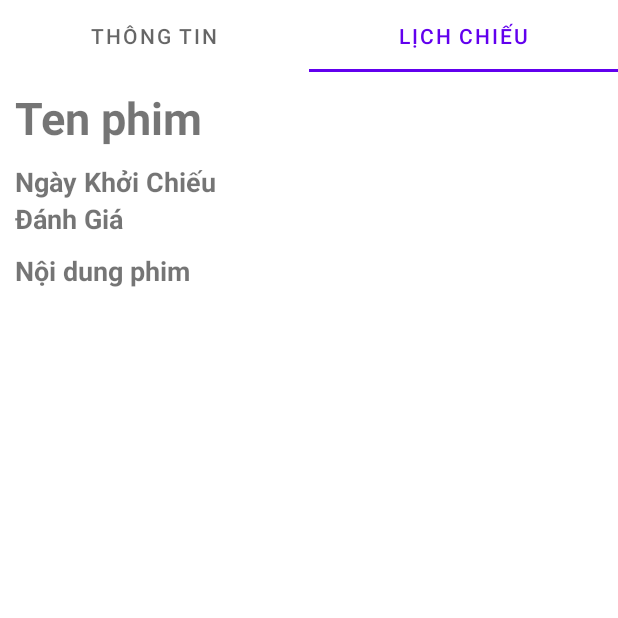
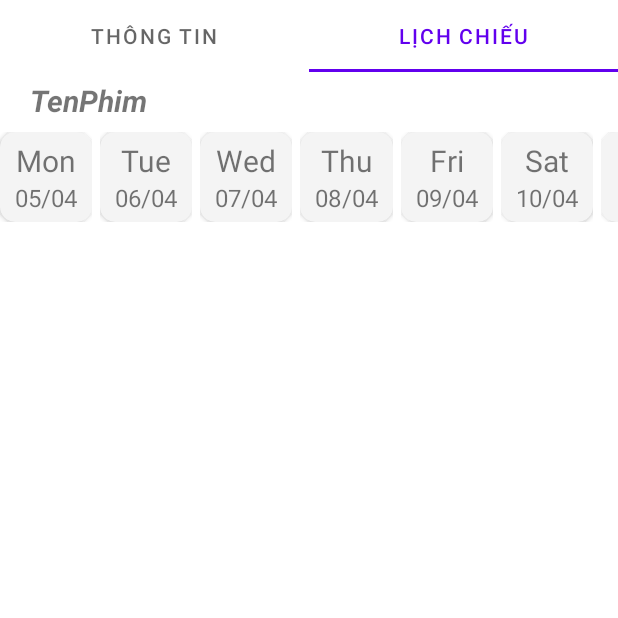
Before and after one commit to ndkhoa200400/TixTox, an Android app: the ThongTinPhimActivity screen opened directly, with no data from a screen before it, tab 2 chosen, on a phone screen of 412 x 824 dp, the top half of it. Run offline under Robolectric (Android 15) with nearby library versions, the phone set to English and light mode, and no system bars; libraries missing offline, so code that uses them is left out: org.lucasr.twowayview; pictures from the network do not load; 6 statements that could not run were skipped.

Commit message:
thêm chọn ngày mua vé ở phần thông tin phim

```diff
--- a/app/build.gradle
+++ b/app/build.gradle
@@ -61,4 +61,5 @@ dependencies {
     testImplementation 'junit:junit:4.+'
     androidTestImplementation 'androidx.test.ext:junit:1.1.2'
     androidTestImplementation 'androidx.test.espresso:espresso-core:3.3.0'
+    implementation 'org.lucasr.twowayview:twowayview:0.1.4'
 }
--- /dev/null
+++ b/app/src/main/java/com/example/tixtox/FilmDetailsFragment/LichChieuPhim.java
@@ -0,0 +1,115 @@
+package com.example.tixtox.FilmDetailsFragment;
+
+import android.graphics.Color;
+import android.os.Bundle;
+import android.view.LayoutInflater;
+import android.view.View;
+import android.view.ViewGroup;
+import android.widget.LinearLayout;
+import android.widget.TextView;
+
+import androidx.annotation.NonNull;
+import androidx.annotation.Nullable;
+import androidx.cardview.widget.CardView;
+import androidx.fragment.app.Fragment;
+import androidx.recyclerview.widget.LinearLayoutManager;
+import androidx.recyclerview.widget.RecyclerView;
+
+import com.example.tixtox.Model.Phim;
+import com.example.tixtox.R;
+
+import org.lucasr.twowayview.TwoWayView;
+
+import java.text.DateFormat;
+import java.text.ParseException;
+import java.text.SimpleDateFormat;
+import java.util.ArrayList;
+import java.util.Calendar;
+import java.util.Date;
+
+public class LichChieuPhim extends Fragment {
+    private Phim phim;
+    TextView tenPhim;
+    private ArrayList<ModelNgay> listNgay = new ArrayList<>();
+
+    public LichChieuPhim(){}
+
+    public static LichChieuPhim newInstance() {
+        LichChieuPhim fragment = new LichChieuPhim();
+        Bundle args = new Bundle();
+        fragment.setArguments(args);
+        return fragment;
+    }
+
+    //Tang ngay len 1
+    public String increaseDate(String date, int unit){
+        String dt = "";
+        try{
+            SimpleDateFormat sdf = new SimpleDateFormat("dd-MM-yyyy");
+            Calendar c = Calendar.getInstance();
+            c.setTime(sdf.parse(date));
+            c.add(Calendar.DATE, unit);  // number of days to add
+            dt = sdf.format(c.getTime());  // dt is now the new date
+        }catch (Exception e){
+            e.printStackTrace();
+        }
+        return dt;
+    }
+    //get thu, ngay, thang tu dd-MM-yyy
+    public ModelNgay getDateFromPattern(String date){
+        ModelNgay ngay = new ModelNgay();
+        String []t = date.split("-");
+
+        ngay.setNgay(t[0]);
+        ngay.setThang(t[1]);
+
+        SimpleDateFormat format1=new SimpleDateFormat("dd-MM-yyyy");
+        Date dt1= null;
+        try {
+            dt1 = format1.parse(date);
+        } catch (ParseException e) {
+            e.printStackTrace();
+        }
+        DateFormat format2=new SimpleDateFormat("EE");
+        ngay.setThu(format2.format(dt1));
+
+        return ngay;
+    }
+    //Khoi tao data 7 ngay ke tu ngay hien tai
+    public void createDateData(){
+
+        //ngay thang nam hien tai
+        SimpleDateFormat sdf = new SimpleDateFormat("dd-MM-yyyy");
+        String currentDateandTime = sdf.format(new Date());
+
+        listNgay.add(getDateFromPattern(currentDateandTime));
+
+        for(int i = 0; i < 15; i++){
+            String date = increaseDate(currentDateandTime, i + 1);
+            listNgay.add(getDateFromPattern(date));
+        }
+    }
+
+    @Nullable
+    @Override
+    public View onCreateView(@NonNull LayoutInflater inflater, @Nullable ViewGroup container, @Nullable Bundle savedInstanceState) {
+        View view =  inflater.inflate(R.layout.activity_lich_chieu_phim, container, false);
+        tenPhim = view.findViewById(R.id.tenPhim);
+        tenPhim.setText(phim.getTenPhim());
+
+        createDateData(); //khoi tao data listNgay
+        LinearLayout linear = view.findViewById(R.id.layoutChonNgay);
+        LinearLayoutManager layoutManager = new LinearLayoutManager(linear.getContext(), LinearLayoutManager.HORIZONTAL, false);
+        RecyclerView recyclerView = view.findViewById(R.id.listViewChonNgay);
+        recyclerView.setLayoutManager(layoutManager);
+        ListNgayChieuAdapter adapter = new ListNgayChieuAdapter(getContext(), listNgay);
+        recyclerView.setAdapter(adapter);
+
+        return view;
+    }
+
+    public void setPhim(Phim p)
+    {
+        this.phim = p;
+    }
+}
--- /dev/null
+++ b/app/src/main/java/com/example/tixtox/FilmDetailsFragment/ListNgayChieuAdapter.java
@@ -0,0 +1,65 @@
+package com.example.tixtox.FilmDetailsFragment;
+
+import android.content.Context;
+import android.content.res.ColorStateList;
+import android.graphics.Color;
+import android.view.LayoutInflater;
+import android.view.View;
+import android.view.ViewGroup;
+import android.widget.TextView;
+
+import androidx.annotation.NonNull;
+import androidx.cardview.widget.CardView;
+import androidx.recyclerview.widget.RecyclerView;
+
+import com.example.tixtox.R;
+
+import java.util.ArrayList;
+
+public class ListNgayChieuAdapter extends RecyclerView.Adapter<ListNgayChieuAdapter.ViewHolder> {
+    private ArrayList<ModelNgay> listNgay;
+    private Context context;
+
+    public ListNgayChieuAdapter(Context context, ArrayList<ModelNgay> listNgay){
+        this.context = context;
+        this.listNgay = listNgay;
+    }
+
+    @NonNull
+    @Override
+    public ListNgayChieuAdapter.ViewHolder onCreateViewHolder(@NonNull ViewGroup parent, int viewType) {
+        View view = LayoutInflater.from(parent.getContext()).inflate(R.layout.layout_item_ngay, parent, false);
+        return new ViewHolder(view);
+    }
+
+    @Override
+    public void onBindViewHolder(@NonNull ListNgayChieuAdapter.ViewHolder holder, int position) {
+        holder.thu.setText(this.listNgay.get(position).getThu());
+        holder.ngay.setText(this.listNgay.get(position).getNgay());
+        holder.thang.setText(this.listNgay.get(position).getThang());
+        holder.cardViewItemNgay.setOnClickListener(new View.OnClickListener(){
+            @Override
+            public void onClick(View v) {
+
+            }
+        });
+
+    }
+
+    @Override
+    public int getItemCount() {
+        return this.listNgay.size();
+    }
+
+    public class ViewHolder extends RecyclerView.ViewHolder{
+        TextView thu, ngay, thang;
+        CardView cardViewItemNgay;
+        public ViewHolder(View itemView) {
+            super(itemView);
+            thu = itemView.findViewById(R.id.thu);
+            ngay = itemView.findViewById(R.id.ngay);
+            thang = itemView.findViewById(R.id.thang);
+            cardViewItemNgay = itemView.findViewById(R.id.cardViewItemNgay);
+        }
+    }
+}
--- /dev/null
+++ b/app/src/main/java/com/example/tixtox/FilmDetailsFragment/ModelNgay.java
@@ -0,0 +1,51 @@
+package com.example.tixtox.FilmDetailsFragment;
+
+public class ModelNgay {
+    private String thu;
+    private String ngay;
+    private String thang;
+    private String nam;
+
+    public ModelNgay(String thu, String ngay, String thang, String nam){
+        this.thu = thu;
+        this.ngay = ngay;
+        this.thang = thang;
+        this.nam = nam;
+    }
+
+    public ModelNgay() {
+
+    }
+
+    public String getNam() {
+        return nam;
+    }
+
+    public String getNgay() {
+        return ngay;
+    }
+
+    public String getThang() {
+        return thang;
+    }
+
+    public String getThu() {
+        return thu;
+    }
+
+    public void setNam(String nam) {
+        this.nam = nam;
+    }
+
+    public void setNgay(String ngay) {
+        this.ngay = ngay;
+    }
+
+    public void setThang(String thang) {
+        this.thang = thang;
+    }
+
+    public void setThu(String thu) {
+        this.thu = thu;
+    }
+}
--- a/app/src/main/java/com/example/tixtox/HeThongRapFragment/ExpandableListRapAdapter.java
+++ b/app/src/main/java/com/example/tixtox/HeThongRapFragment/ExpandableListRapAdapter.java
@@ -47,6 +47,7 @@ public class ExpandableListRapAdapter extends BaseExpandableListAdapter {
             LayoutInflater inflater = LayoutInflater.from(context);
             convertView = inflater.inflate(R.layout.layout_item_cum_rap, null);
         }
+        System.out.println("view cum rap");
 
         TextView tenCumRap = convertView.findViewById(R.id.txtTenCumRap);
         CumRap cumRap = (CumRap) this.getGroup(listPosition);
--- a/app/src/main/java/com/example/tixtox/ThongTinPhimActivity.java
+++ b/app/src/main/java/com/example/tixtox/ThongTinPhimActivity.java
@@ -6,25 +6,58 @@ import androidx.fragment.app.FragmentTransaction;
 import android.os.Bundle;
 
 import com.example.tixtox.FilmDetailsFragment.FilmDetails;
+import com.example.tixtox.FilmDetailsFragment.LichChieuPhim;
 import com.example.tixtox.Model.Phim;
+import com.google.android.material.tabs.TabLayout;
 
 public class ThongTinPhimActivity extends FragmentActivity  {
     FragmentTransaction ft;
     FilmDetails filmDetails;
+    LichChieuPhim lichChieuPhim;
+    TabLayout tabThongTinPhim;
     @Override
     protected void onCreate(Bundle savedInstanceState) {
         super.onCreate(savedInstanceState);
         setContentView(R.layout.activity_film_details);
 
         Phim phim = (Phim) getIntent().getSerializableExtra("phim");
+
         filmDetails = FilmDetails.newInstance();
         filmDetails.setPhim(phim);
         ft = getSupportFragmentManager().beginTransaction();
         ft.replace(R.id.fragmentFilmDetails, filmDetails);
         ft.commit();
 
+        tabThongTinPhim = findViewById(R.id.tabThongTinPhim);
+        tabThongTinPhim.addOnTabSelectedListener(new TabLayout.OnTabSelectedListener(){
+            @Override
+            public void onTabSelected(TabLayout.Tab tab) {
+                int tabPos = tab.getPosition();
+                if(tabPos == 0){
+                    filmDetails = FilmDetails.newInstance();
+                    filmDetails.setPhim(phim);
+                    ft = getSupportFragmentManager().beginTransaction();
+                    ft.replace(R.id.fragmentFilmDetails, filmDetails);
+                    ft.commit();
+                }
+                else{
+                    lichChieuPhim = LichChieuPhim.newInstance();
+                    lichChieuPhim.setPhim(phim);
+                    ft = getSupportFragmentManager().beginTransaction();
+                    ft.replace(R.id.fragmentFilmDetails, lichChieuPhim);
+                    ft.commit();
+                }
+            }
 
+            @Override
+            public void onTabUnselected(TabLayout.Tab tab) {
 
+            }
 
+            @Override
+            public void onTabReselected(TabLayout.Tab tab) {
+
+            }
+        });
     }
 }
--- a/app/src/main/res/layout/activity_film_details.xml
+++ b/app/src/main/res/layout/activity_film_details.xml
@@ -7,7 +7,7 @@
     android:layout_height="match_parent">
 
     <com.google.android.material.tabs.TabLayout
-        android:id="@+id/tabLayout3"
+        android:id="@+id/tabThongTinPhim"
         android:layout_width="match_parent"
         android:layout_height="wrap_content"
         app:layout_constraintEnd_toEndOf="parent"
@@ -34,7 +34,7 @@
         app:layout_constraintEnd_toEndOf="parent"
         app:layout_constraintHorizontal_bias="1.0"
         app:layout_constraintStart_toStartOf="parent"
-        app:layout_constraintTop_toBottomOf="@+id/tabLayout3"
+        app:layout_constraintTop_toBottomOf="@+id/tabThongTinPhim"
         app:layout_constraintVertical_bias="0.0">
 
     </FrameLayout>
--- a/app/src/main/res/layout/activity_lich_chieu_phim.xml
+++ b/app/src/main/res/layout/activity_lich_chieu_phim.xml
@@ -5,80 +5,65 @@
     android:layout_width="match_parent"
     android:layout_height="match_parent">
 
-    <androidx.cardview.widget.CardView
-        android:id="@+id/cardView7"
-        android:layout_width="match_parent"
-        android:layout_height="wrap_content"
-        android:layout_marginTop="10dp"
-        app:layout_constraintEnd_toEndOf="parent"
-        app:layout_constraintStart_toStartOf="parent"
-        app:layout_constraintTop_toTopOf="parent">
-
-        <androidx.constraintlayout.widget.ConstraintLayout
-            android:layout_width="match_parent"
-            android:layout_height="match_parent">
-
-            <TextView
-                android:id="@+id/textView7"
-                android:layout_width="wrap_content"
-                android:layout_height="wrap_content"
-                android:layout_marginStart="20dp"
-                android:layout_marginTop="10dp"
-                android:text="Chọn Ngày"
-                android:textSize="20sp"
-                app:layout_constraintEnd_toEndOf="parent"
-                app:layout_constraintHorizontal_bias="0.0"
-                app:layout_constraintStart_toStartOf="parent"
-                app:layout_constraintTop_toTopOf="parent" />
-
-            <EditText
-                android:id="@+id/editTextDate"
-                android:layout_width="wrap_content"
-                android:layout_height="wrap_content"
-                android:layout_marginTop="10dp"
-                android:layout_marginBottom="10dp"
-                android:ems="10"
-                android:inputType="date"
-                android:text="11/05/2000"
-                android:textSize="24sp"
-                app:layout_constraintBottom_toBottomOf="parent"
-                app:layout_constraintEnd_toStartOf="@+id/imageButton2"
-                app:layout_constraintHorizontal_bias="0.81"
-                app:layout_constraintStart_toStartOf="parent"
-                app:layout_constraintTop_toBottomOf="@+id/textView7" />
-
-            <ImageButton
-                android:id="@+id/imageButton2"
-                android:layout_width="40dp"
-                android:layout_height="40dp"
-                android:layout_marginEnd="40dp"
-                android:background="#FFFFFF"
-                android:paddingTop="10dp"
-                app:layout_constraintBottom_toBottomOf="parent"
-                app:layout_constraintEnd_toEndOf="parent"
-                app:layout_constraintTop_toTopOf="parent"
-                app:layout_constraintVertical_bias="0.73"
-                app:srcCompat="@drawable/icon_search_2" />
-
-        </androidx.constraintlayout.widget.ConstraintLayout>
-
-    </androidx.cardview.widget.CardView>
-
     <ImageView
         android:id="@+id/imageView5"
         android:layout_width="wrap_content"
         android:layout_height="wrap_content"
+        android:layout_marginTop="2dp"
         app:layout_constraintEnd_toEndOf="parent"
         app:layout_constraintStart_toStartOf="parent"
-        app:layout_constraintTop_toBottomOf="@+id/cardView7"
+        app:layout_constraintTop_toBottomOf="@+id/tenPhim"
         app:srcCompat="@drawable/line" />
 
     <ExpandableListView
+        android:id="@+id/listRapCoSuatChieu"
         android:layout_width="match_parent"
         android:layout_height="0dp"
-        android:layout_marginTop="5dp"
         app:layout_constraintBottom_toBottomOf="parent"
         app:layout_constraintEnd_toEndOf="parent"
         app:layout_constraintStart_toStartOf="parent"
-        app:layout_constraintTop_toBottomOf="@+id/cardView7" />
+        app:layout_constraintTop_toBottomOf="@+id/constraintLayout" />
+
+    <TextView
+        android:id="@+id/tenPhim"
+        android:layout_width="wrap_content"
+        android:layout_height="wrap_content"
+        android:layout_marginTop="5dp"
+        android:text="TenPhim"
+        android:textSize="20sp"
+        android:textStyle="bold|italic"
+        app:layout_constraintEnd_toEndOf="parent"
+        app:layout_constraintHorizontal_bias="0.06"
+        app:layout_constraintStart_toStartOf="parent"
+        app:layout_constraintTop_toTopOf="parent" />
+
+    <androidx.constraintlayout.widget.ConstraintLayout
+        android:id="@+id/constraintLayout"
+        android:layout_width="match_parent"
+        android:layout_height="wrap_content"
+        app:layout_constraintBottom_toBottomOf="parent"
+        app:layout_constraintEnd_toEndOf="parent"
+        app:layout_constraintStart_toStartOf="parent"
+        app:layout_constraintTop_toBottomOf="@+id/imageView5"
+        app:layout_constraintVertical_bias="0.0">
+
+        <LinearLayout
+            android:id="@+id/layoutChonNgay"
+            android:layout_width="match_parent"
+            android:layout_height="wrap_content"
+            app:layout_constraintBottom_toBottomOf="parent"
+            app:layout_constraintEnd_toEndOf="parent"
+            app:layout_constraintStart_toStartOf="parent"
+            app:layout_constraintTop_toTopOf="parent">
+
+
+            <androidx.recyclerview.widget.RecyclerView
+                android:id="@+id/listViewChonNgay"
+                android:layout_width="match_parent"
+                android:layout_height="match_parent"
+                android:orientation="horizontal" />
+
+        </LinearLayout>
+    </androidx.constraintlayout.widget.ConstraintLayout>
+
 </androidx.constraintlayout.widget.ConstraintLayout>
--- /dev/null
+++ b/app/src/main/res/layout/layout_item_ngay.xml
@@ -0,0 +1,84 @@
+<?xml version="1.0" encoding="utf-8"?>
+<androidx.constraintlayout.widget.ConstraintLayout xmlns:android="http://schemas.android.com/apk/res/android"
+    xmlns:app="http://schemas.android.com/apk/res-auto"
+    xmlns:tools="http://schemas.android.com/tools"
+    android:layout_width="wrap_content"
+    android:layout_height="wrap_content"
+    android:paddingTop="5dp"
+    android:paddingEnd="5dp"
+    android:paddingBottom="5dp">
+
+    <androidx.cardview.widget.CardView
+        android:id="@+id/cardViewItemNgay"
+        android:layout_width="wrap_content"
+        android:layout_height="wrap_content"
+        app:cardBackgroundColor="#F4F4F4"
+        app:cardCornerRadius="10dp"
+        app:layout_constraintBottom_toBottomOf="parent"
+        app:layout_constraintEnd_toEndOf="parent"
+        app:layout_constraintStart_toStartOf="parent"
+        app:layout_constraintTop_toTopOf="parent">
+
+        <androidx.constraintlayout.widget.ConstraintLayout
+            android:layout_width="wrap_content"
+            android:layout_height="wrap_content">
+
+            <TextView
+                android:id="@+id/thu"
+                android:layout_width="wrap_content"
+                android:layout_height="wrap_content"
+                android:layout_marginTop="5dp"
+                android:text="Th 7"
+                android:textSize="20sp"
+                app:layout_constraintBottom_toBottomOf="parent"
+                app:layout_constraintEnd_toEndOf="parent"
+                app:layout_constraintStart_toStartOf="parent"
+                app:layout_constraintTop_toTopOf="parent"
+                app:layout_constraintVertical_bias="0.0" />
+
+            <TextView
+                android:id="@+id/ngay"
+                android:layout_width="wrap_content"
+                android:layout_height="wrap_content"
+                android:layout_marginStart="10dp"
+                android:text="03"
+                android:textSize="16sp"
+                app:layout_constraintBottom_toBottomOf="parent"
+                app:layout_constraintEnd_toEndOf="parent"
+                app:layout_constraintHorizontal_bias="0.0"
+                app:layout_constraintStart_toStartOf="parent"
+                app:layout_constraintTop_toBottomOf="@+id/thu"
+                app:layout_constraintVertical_bias="0.0" />
+
+            <TextView
+                android:id="@+id/thang"
+                android:layout_width="wrap_content"
+                android:layout_height="wrap_content"
+                android:layout_marginEnd="10dp"
+                android:layout_marginBottom="5dp"
+                android:text="04"
+                android:textSize="16sp"
+                app:layout_constraintBottom_toBottomOf="parent"
+                app:layout_constraintEnd_toEndOf="parent"
+                app:layout_constraintHorizontal_bias="0.0"
+                app:layout_constraintStart_toEndOf="@+id/textView28"
+                app:layout_constraintTop_toBottomOf="@+id/thu"
+                app:layout_constraintVertical_bias="0.0" />
+
+            <TextView
+                android:id="@+id/textView28"
+                android:layout_width="wrap_content"
+                android:layout_height="wrap_content"
+                android:text="/"
+                android:textSize="16sp"
+                app:layout_constraintBottom_toBottomOf="parent"
+                app:layout_constraintEnd_toEndOf="parent"
+                app:layout_constraintHorizontal_bias="0.0"
+                app:layout_constraintStart_toEndOf="@+id/ngay"
+                app:layout_constraintTop_toBottomOf="@+id/thu"
+                app:layout_constraintVertical_bias="0.0" />
+        </androidx.constraintlayout.widget.ConstraintLayout>
+
+    </androidx.cardview.widget.CardView>
+
+</androidx.constraintlayout.widget.ConstraintLayout>
--- /dev/null
+++ b/app/src/main/res/values/styles.xml
@@ -0,0 +1,5 @@
+<?xml version="1.0" encoding="utf-8"?>
+<resources>
+
+    <style name="TwoWayView"><item name="android:orientation">horizontal</item></style>
+</resources>
```
Also changed, not shown: app/src/main/java/com/example/tixtox/Model/ModelRap.java (+16 -0 lines), app/src/main/res/layout/activity_login_user.xml (+23 -18 lines), app/src/main/res/layout/activity_register_acitivy.xml (+4 -3 lines).
